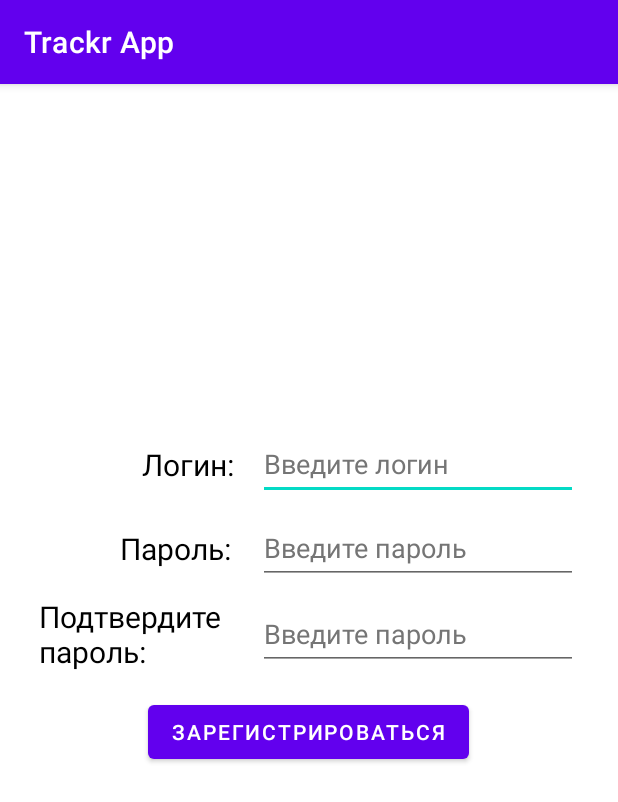
After one commit to asitnikoff/trackr-app, an Android app: the Registration screen opened directly, with no data from a screen before it, on a phone screen of 412 x 824 dp. The commit adds this screen. Shown: the top 802 px of the screen. Run offline under Robolectric (Android 15) with nearby library versions, the phone set to English and light mode, and no system bars.

Commit message:
feat: add registration

```diff
--- /dev/null
+++ b/client/trackr-app/app/src/main/java/com/example/trackr_app/Registration.kt
@@ -0,0 +1,45 @@
+package com.example.trackr_app
+
+import androidx.appcompat.app.AppCompatActivity
+import android.os.Bundle
+import android.widget.Button
+import android.widget.EditText
+import com.example.trackr_app.GlobalData.Companion.users
+
+class Registration : AppCompatActivity() {
+    private lateinit var btnRegistration: Button
+
+    override fun onCreate(savedInstanceState: Bundle?) {
+        super.onCreate(savedInstanceState)
+        setContentView(R.layout.activity_registration)
+
+        btnRegistration = findViewById(R.id.btn_register)
+
+        btnRegistration.setOnClickListener {
+            val login: String? = findViewById<EditText>(R.id.edt_login)
+                                .text
+                                ?.toString()
+            val password: String? = findViewById<EditText>(R.id.edt_password)
+                                .text
+                                ?.toString()
+            val passwordConfirmation: String? = findViewById<EditText>(
+                                                    R.id.edt_confirmation_password
+                                                )
+                                                .text
+                                                ?.toString()
+
+            when {
+                (password == passwordConfirmation) &&
+                (login != null) &&
+                (password != null) -> {
+                    addNewUser(login, password)
+                    this.finish()
+                }
+            }
+        }
+    }
+
+    private fun addNewUser(login: String, password: String) {
+        users.add(User(login, password, users.size + 1))
+    }
+}
--- /dev/null
+++ b/client/trackr-app/app/src/main/res/layout/activity_registration.xml
@@ -0,0 +1,138 @@
+<?xml version="1.0" encoding="utf-8"?>
+
+<androidx.constraintlayout.widget.ConstraintLayout xmlns:android="http://schemas.android.com/apk/res/android"
+    xmlns:app="http://schemas.android.com/apk/res-auto"
+    xmlns:tools="http://schemas.android.com/tools"
+    android:id="@+id/constraint_layout"
+    android:layout_width="match_parent"
+    android:layout_height="match_parent" >
+
+    <androidx.constraintlayout.widget.ConstraintLayout
+        android:layout_width="wrap_content"
+        android:layout_height="wrap_content"
+        app:layout_constraintBottom_toBottomOf="parent"
+        app:layout_constraintEnd_toEndOf="parent"
+        app:layout_constraintHorizontal_bias="0.493"
+        app:layout_constraintStart_toStartOf="parent"
+        app:layout_constraintTop_toTopOf="parent"
+        app:layout_constraintVertical_bias="0.424">
+
+        <androidx.constraintlayout.widget.ConstraintLayout
+            android:id="@+id/login_layout"
+            android:layout_width="wrap_content"
+            android:layout_height="wrap_content"
+            app:layout_constraintBottom_toTopOf="@+id/password_layout"
+            app:layout_constraintEnd_toEndOf="parent"
+            app:layout_constraintTop_toTopOf="parent">
+
+            <TextView
+                android:id="@+id/tv_login"
+                style="@style/defaultText"
+                android:layout_width="wrap_content"
+                android:layout_height="wrap_content"
+                android:text="@string/login_text"
+                app:layout_constraintBottom_toBottomOf="parent"
+                app:layout_constraintTop_toTopOf="parent"
+                tools:ignore="MissingConstraints" />
+
+            <EditText
+                android:id="@+id/edt_login"
+                android:layout_width="wrap_content"
+                android:layout_height="48dp"
+                android:ems="10"
+                android:layout_marginStart="16dp"
+                android:hint="@string/input_login_text"
+                android:inputType="textPersonName"
+                android:textColorHint="#757575"
+                app:layout_constraintEnd_toEndOf="parent"
+                app:layout_constraintHorizontal_bias="0.5"
+                app:layout_constraintStart_toEndOf="@+id/tv_login"
+                app:layout_constraintTop_toTopOf="parent"
+                android:importantForAutofill="no" />
+        </androidx.constraintlayout.widget.ConstraintLayout>
+
+        <androidx.constraintlayout.widget.ConstraintLayout
+            android:id="@+id/password_layout"
+            android:layout_width="wrap_content"
+            android:layout_height="wrap_content"
+            android:layout_marginTop="8dp"
+            app:layout_constraintTop_toBottomOf="@id/login_layout"
+            app:layout_constraintBottom_toTopOf="@+id/password_confirmation_layout"
+            app:layout_constraintEnd_toEndOf="parent">
+
+            <TextView
+                android:id="@+id/tv_password"
+                style="@style/defaultText"
+                android:layout_width="76dp"
+                android:layout_height="wrap_content"
+                android:text="@string/password_text"
+                app:layout_constraintBottom_toBottomOf="parent"
+                app:layout_constraintStart_toStartOf="parent"
+                app:layout_constraintTop_toTopOf="parent" />
+
+            <EditText
+                android:id="@+id/edt_password"
+                android:layout_width="wrap_content"
+                android:layout_height="48dp"
+                android:ems="10"
+                android:layout_marginStart="16dp"
+                android:hint="@string/input_password_text"
+                android:importantForAutofill="no"
+                android:inputType="textPassword"
+                android:textColorHint="#757575"
+                app:layout_constraintBottom_toBottomOf="parent"
+                app:layout_constraintEnd_toEndOf="parent"
+                app:layout_constraintHorizontal_bias="0.5"
+                app:layout_constraintStart_toEndOf="@+id/tv_password"
+                app:layout_constraintTop_toTopOf="parent" />
+        </androidx.constraintlayout.widget.ConstraintLayout>
+
+        <androidx.constraintlayout.widget.ConstraintLayout
+            android:id="@+id/password_confirmation_layout"
+            android:layout_width="match_parent"
+            android:layout_height="match_parent"
+            android:layout_marginTop="8dp"
+            app:layout_constraintBottom_toTopOf="@+id/btn_register"
+            app:layout_constraintEnd_toEndOf="parent"
+            app:layout_constraintTop_toBottomOf="@+id/password_layout">
+
+            <TextView
+                android:id="@+id/tv_confirmation_password"
+                style="@style/defaultText"
+                android:layout_width="130dp"
+                android:layout_height="wrap_content"
+                android:text="@string/confirm_password_text"
+                app:layout_constraintBottom_toBottomOf="parent"
+                app:layout_constraintStart_toStartOf="parent"
+                app:layout_constraintTop_toTopOf="parent" />
+
+            <EditText
+                android:id="@+id/edt_confirmation_password"
+                android:layout_width="wrap_content"
+                android:layout_height="48dp"
+                android:ems="10"
+                android:layout_marginStart="16dp"
+                android:hint="@string/input_password_text"
+                android:importantForAutofill="no"
+                android:inputType="textPassword"
+                android:textColorHint="#757575"
+                app:layout_constraintBottom_toBottomOf="parent"
+                app:layout_constraintEnd_toEndOf="parent"
+                app:layout_constraintHorizontal_bias="0.5"
+                app:layout_constraintStart_toEndOf="@+id/tv_confirmation_password"
+                app:layout_constraintTop_toTopOf="parent" />
+        </androidx.constraintlayout.widget.ConstraintLayout>
+
+        <Button
+            android:id="@+id/btn_register"
+            android:layout_width="wrap_content"
+            android:layout_height="wrap_content"
+            android:layout_marginTop="16dp"
+            android:text="@string/register_text"
+            app:layout_constraintTop_toBottomOf="@+id/password_confirmation_layout"
+            app:layout_constraintBottom_toBottomOf="parent"
+            app:layout_constraintStart_toStartOf="parent"
+            app:layout_constraintEnd_toEndOf="parent" />
+
+    </androidx.constraintlayout.widget.ConstraintLayout>
+</androidx.constraintlayout.widget.ConstraintLayout>
```
Also changed, not shown: client/trackr-app/app/src/main/AndroidManifest.xml (+7 -0 lines), client/trackr-app/app/src/main/java/com/example/trackr_app/Authorization.kt (+24 -6 lines), client/trackr-app/app/src/main/java/com/example/trackr_app/ChangePasswordActivity.kt (+6 -2 lines), client/trackr-app/app/src/main/java/com/example/trackr_app/GlobalData.kt (added, +11 -0 lines), client/trackr-app/app/src/main/java/com/example/trackr_app/User.kt (+6 -4 lines).
